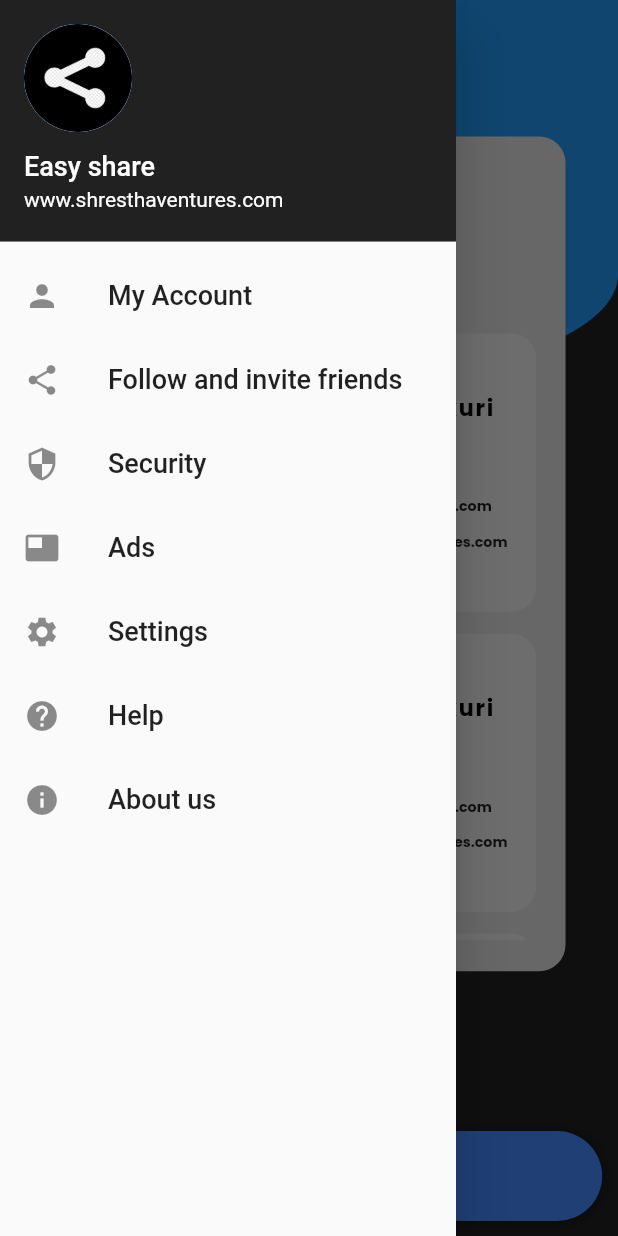
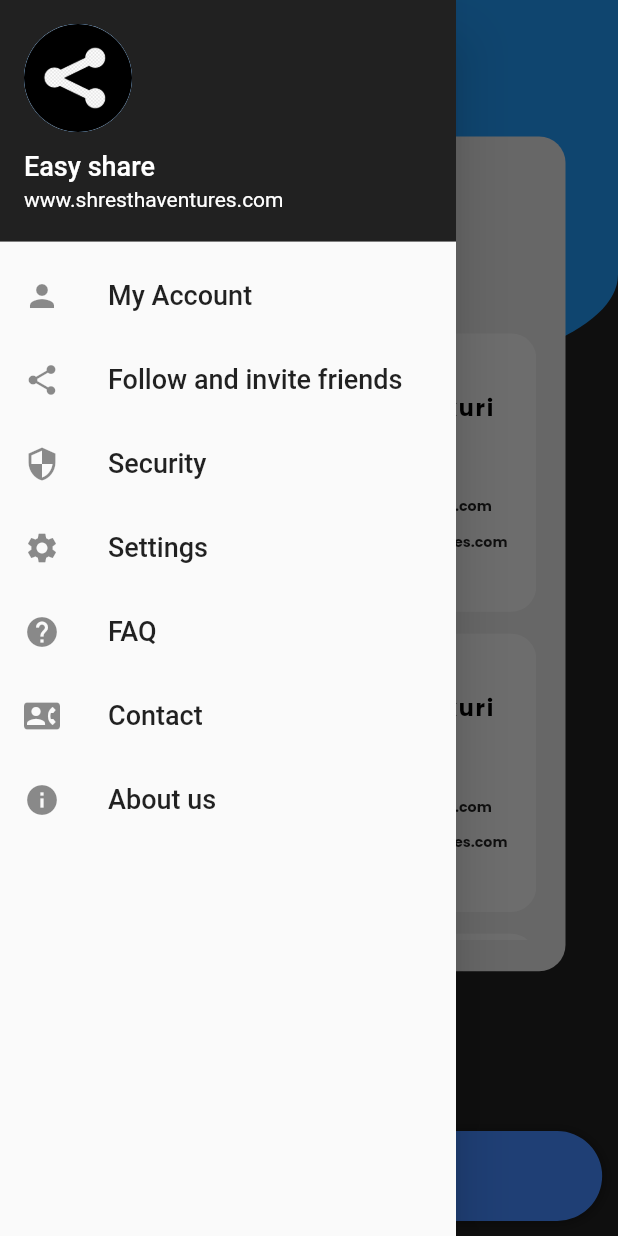
Before and after one commit to ziggy010/ezy_share, a Flutter app: the Home screen opened directly, with the side drawer open, on a phone screen of 412 x 824 dp. Run offline on Flutter 3.47's test engine with Material 2 defaults, Android fonts, the phone set to English and light mode, and no system bars; our stand-ins replace flutter_screenutil, flutter_spinkit, getwidget, google_fonts, image_picker, lottie and 2 more; missing offline and left inert: flutter_phone_direct_caller, qr_code_scanner; network calls fail.

Commit message:
third commit

```diff
--- a/lib/Screens/navbar.dart
+++ b/lib/Screens/navbar.dart
@@ -1,5 +1,6 @@
 import 'package:ezy_share/Screens/faq.dart';
 import 'package:ezy_share/Screens/my_account.dart';
+import 'package:ezy_share/contact.dart';
 import 'package:ezy_share/Screens/settings.dart';
 import 'package:flutter/material.dart';
 
@@ -68,16 +69,6 @@ class NavBar extends StatelessWidget {
               style: TextStyle(fontSize: 18),
             ),
           ),
-          const ListTile(
-            leading: Icon(
-              Icons.featured_video,
-              size: 24,
-            ),
-            title: Text(
-              'Ads',
-              style: TextStyle(fontSize: 18),
-            ),
-          ),
           GestureDetector(
             onTap: () {
               Navigator.pushNamed(context, SettingsScreen.id);
@@ -103,9 +94,22 @@ class NavBar extends StatelessWidget {
                 size: 24,
               ),
               title: Text(
-                'Help',
+                'FAQ',
                 style: TextStyle(fontSize: 18),
               ),
+            ),
+          ),
+          ListTile(
+            onTap: () {
+              Navigator.pushNamed(context, Contact.id);
+            },
+            leading: Icon(
+              Icons.contact_phone,
+              size: 24,
+            ),
+            title: Text(
+              'Contact',
+              style: TextStyle(fontSize: 18),
             ),
           ),
           const ListTile(
```
Also changed, not shown: pubspec.lock, 1 other file.
